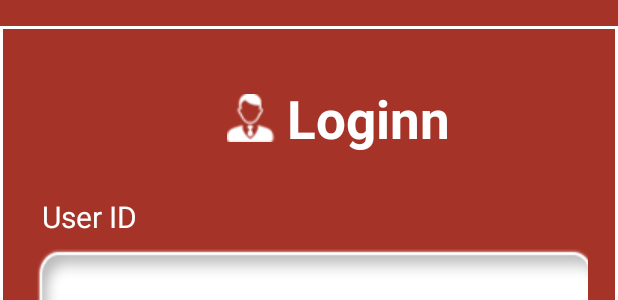
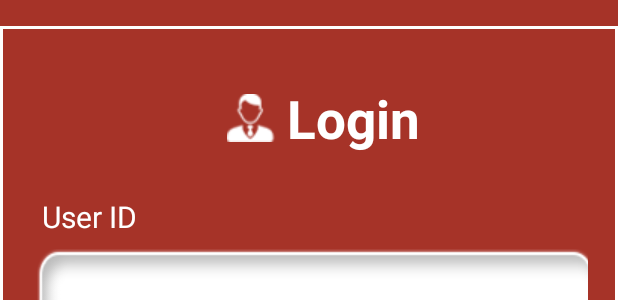
Before and after one commit to KaiserPerwez/HotSausageNew, an Android app: the layout activity_login.xml on its own in the app's theme, with its tools: preview values and no code run, on a phone screen of 412 x 824 dp. Shown: the part 154-454 px from the top of the screen. Run offline under Robolectric (Android 15) with nearby library versions, the phone set to English and light mode, and no system bars.

Commit message:
Dummy test rectified "loginn" to "login"

```diff
--- a/app/src/main/res/layout/activity_login.xml
+++ b/app/src/main/res/layout/activity_login.xml
@@ -52,7 +52,7 @@
             android:layout_width="wrap_content"
             android:layout_height="wrap_content"
             android:layout_marginStart="8dp"
-            android:text="Loginn"
+            android:text="Login"
             android:textColor="@android:color/white"
             android:textSize="35sp"
             android:textStyle="bold"
```
